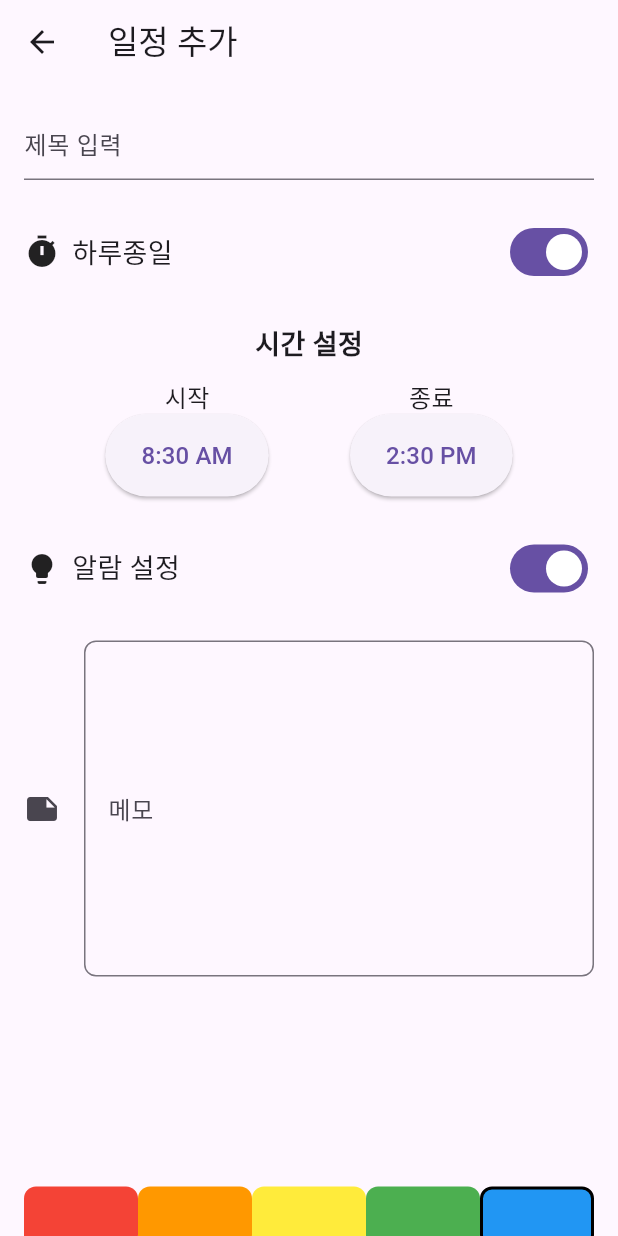
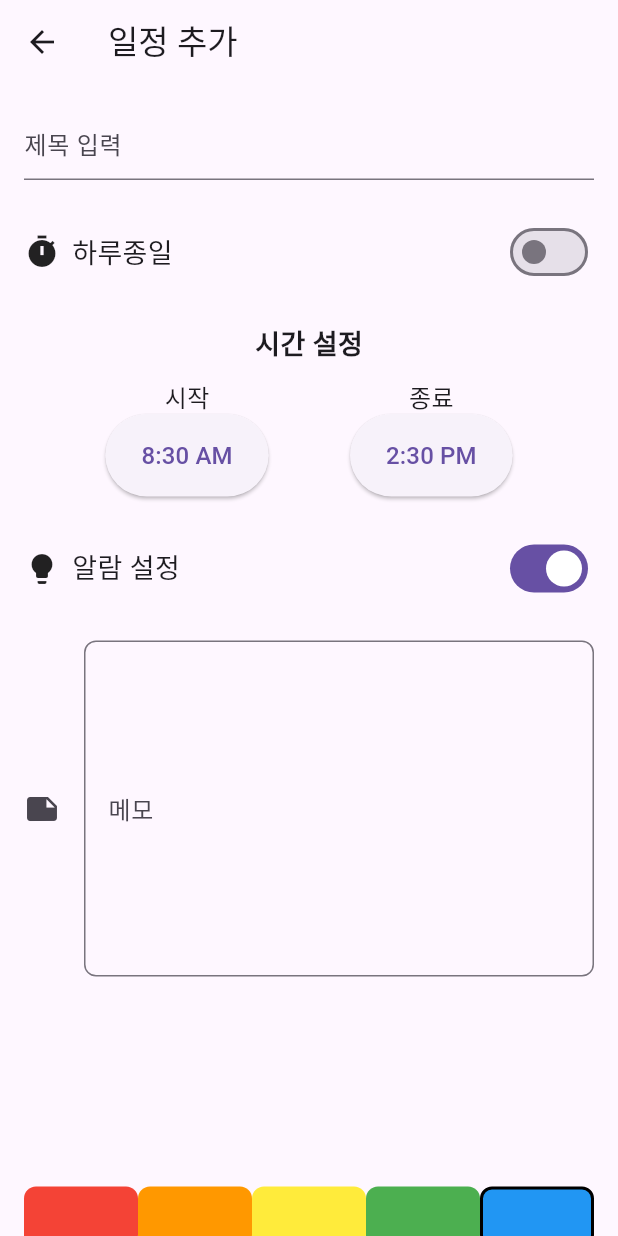
Before and after one commit to kyuhyunSung02/nanoCalendar, a Flutter app: the AddSchedule screen opened directly with empty values, on a phone screen of 412 x 824 dp. Run offline on Flutter 3.47's test engine with Material 3 defaults, Android fonts, the phone set to English and light mode, and no system bars; our stand-ins replace cloud_firestore, firebase_auth, firebase_core, flutter_slidable, syncfusion_flutter_calendar, table_calendar; accounts and stored records are empty.

Commit message:
rereZero
revert 태초마을 시작점
(데이터 파이어베이스에 전송)
형식

color
4294940672
(번호)

content
"1234"
(문자열)

date
"2024-12-03"
(문자열)

endTime
"3:30 PM"
(문자열)

isAlarmEnabled
false
(불리언)

isDailyRoutineEnabled
false
(불리언)

memo
"ffffno hangeukl SSibal"
(문자열)

startTime
"12:30 AM"

```diff
--- a/untitled/lib/screen/add_schedule.dart
+++ b/untitled/lib/screen/add_schedule.dart
@@ -1,73 +1,87 @@
 // screens/add_schedule.dart
+// 필요한 Flutter 및 Firebase 관련 패키지 임포트
 import 'package:flutter/material.dart';
 import 'package:cloud_firestore/cloud_firestore.dart';
+import 'package:flutter/services.dart'; // 텍스트 입력 제어를 위해 추가
+import 'package:intl/intl.dart'; // 날짜 형식 변경을 위해 추가
 import '../widgets/custom_button.dart';
 import 'home_screen.dart';
 
+// 일정 추가 화면 위젯 클래스 정의
 class AddSchedule extends StatefulWidget {
-  final DateTime selectedDate;
-  final Map<String, dynamic>? existingSchedule; // 기존 일정
+  final DateTime selectedDate; // 선택된 날짜
+  final Map<String, dynamic>? existingSchedule; // 기존 일정 정보, 없을 수도 있음 (null 허용)
 
   const AddSchedule({Key? key, required this.selectedDate, this.existingSchedule}) : super(key: key);
 
   @override
-  _AddScheduleState createState() => _AddScheduleState();
+  _AddScheduleState createState() => _AddScheduleState(); // 상태 객체 생성
 }
 
 class _AddScheduleState extends State<AddSchedule> {
-  late String scheduleTitle;
-  late TimeOfDay morningTime;
-  late TimeOfDay afternoonTime;
-  late bool isAlarmEnabled;
-  late String memo;
-  late Color? selectedColor;
+  // 일정 관련 필드 정의
+  late String scheduleTitle; // 일정 제목
+  late TimeOfDay morningTime; // 시작 시간
+  late TimeOfDay afternoonTime; // 종료 시간
+  late bool isAlarmEnabled; // 알람 설정 여부
+  late String memo; // 메모 내용
+  late Color? selectedColor; // 선택된 색상
+  late bool isDailyRoutineEnabled; // 하루 종일 여부
 
   @override
   void initState() {
     super.initState();
 
-    // 기존 일정이 있다면 데이터를 초기화
+    // 기존 일정이 있다면 초기 데이터를 설정하고, 없다면 기본값 설정
     if (widget.existingSchedule != null) {
-      final schedule = widget.existingSchedule!;
-      print("초기화되는 값들: $schedule"); // 디버깅 로그 추가
+      final schedule = widget.existingSchedule!; // 기존 일정 데이터 가져오기
+      print("초기화되는 값들: $schedule"); // 디버깅을 위한 로그 출력
 
-      scheduleTitle = schedule['content'] ?? '';
-      morningTime = schedule['startTime'] ?? TimeOfDay(hour: 6, minute: 00);
-      afternoonTime = schedule['endTime'] ?? TimeOfDay(hour: 18, minute: 00);
-      isAlarmEnabled = schedule['isAlarmEnabled'] ?? false;
-      memo = schedule['memo'] ?? '';
-      selectedColor = schedule['color'];
+      // 기존 일정 정보를 가져와 각 필드에 초기화
+      scheduleTitle = schedule['content'] ?? ''; // 일정 제목
+      morningTime = schedule['startTime'] ?? TimeOfDay(hour: 6, minute: 00); // 시작 시간
+      afternoonTime = schedule['endTime'] ?? TimeOfDay(hour: 18, minute: 00); // 종료 시간
+      isAlarmEnabled = schedule['isAlarmEnabled'] ?? false; // 알람 설정 여부
+      memo = schedule['memo'] ?? ''; // 메모 내용
+      selectedColor = schedule['color']; // 선택된 색상
+      isDailyRoutineEnabled = schedule['isDailyRoutineEnabled'] ?? false; // 하루 종일 설정 여부
     } else {
+      // 기존 일정이 없는 경우 기본값 설정
       scheduleTitle = '';
       morningTime = TimeOfDay(hour: 8, minute: 30);
       afternoonTime = TimeOfDay(hour: 14, minute: 30);
       isAlarmEnabled = true;
       memo = '';
       selectedColor = Colors.blue;
+      isDailyRoutineEnabled = false;
     }
   }
 
-  // 기존과 동일한 시간 선택, 알람 설정, 메모 입력 등을 추가하는 로직
+  // 화면 UI를 빌드하는 메서드
   @override
   Widget build(BuildContext context) {
     return Scaffold(
-      appBar: AppBar(title: const Text("일정 추가")),
+      appBar: AppBar(title: const Text("일정 추가")), // 상단에 제목 표시
       body: RoutineSettingsScreen(
-        selectedDate: widget.selectedDate,
-        scheduleTitle: scheduleTitle,
-        morningTime: morningTime,
-        afternoonTime: afternoonTime,
-        isAlarmEnabled: isAlarmEnabled,
-        memo: memo,
-        selectedColor: selectedColor,
+        selectedDate: widget.selectedDate, // 선택된 날짜 전달
+        scheduleTitle: scheduleTitle, // 일정 제목 전달
+        morningTime: morningTime, // 시작 시간 전달
+        afternoonTime: afternoonTime, // 종료 시간 전달
+        isAlarmEnabled: isAlarmEnabled, // 알람 설정 여부 전달
+        memo: memo, // 메모 내용 전달
+        selectedColor: selectedColor, // 선택된 색상 전달
+        isDailyRoutineEnabled: isDailyRoutineEnabled, // 하루 종일 설정 여부 전달
+        // 상위 위젯에서 변경된 데이터를 받는 콜백
         onScheduleChange: (updatedSchedule) {
           setState(() {
+            // 전달받은 일정 데이터를 각 필드에 업데이트
             scheduleTitle = updatedSchedule['title'];
             morningTime = updatedSchedule['morningTime'];
             afternoonTime = updatedSchedule['afternoonTime'];
             isAlarmEnabled = updatedSchedule['isAlarmEnabled'];
             memo = updatedSchedule['memo'];
             selectedColor = updatedSchedule['color'];
+            isDailyRoutineEnabled = updatedSchedule['isDailyRoutineEnabled'];
           });
         },
       ),
@@ -75,15 +89,18 @@ class _AddScheduleState extends State<AddSchedule> {
   }
 }
 
+// RoutineSettingsScreen 클래스 정의: 일정을 설정할 수 있는 화면
 class RoutineSettingsScreen extends StatefulWidget {
-  final DateTime selectedDate; // 선택된 날짜를 받는 필드
+  // 위젯 생성 시 필요한 필드들 정의
+  final DateTime selectedDate;
   final String scheduleTitle;
   final TimeOfDay morningTime;
   final TimeOfDay afternoonTime;
   final bool isAlarmEnabled;
   final String memo;
   final Color? selectedColor;
-  final Function(Map<String, dynamic>) onScheduleChange; // 변경 사항 전달 콜백
+  final bool isDailyRoutineEnabled;
+  final Function(Map<String, dynamic>) onScheduleChange; // 일정 변경 시 호출되는 콜백
 
   const RoutineSettingsScreen({
     Key? key,
@@ -94,6 +111,7 @@ class RoutineSettingsScreen extends StatefulWidget {
     required this.isAlarmEnabled,
     required this.memo,
     required this.selectedColor,
+    required this.isDailyRoutineEnabled,
     required this.onScheduleChange,
   }) : super(key: key);
 
@@ -102,36 +120,36 @@ class RoutineSettingsScreen extends StatefulWidget {
 }
 
 class _RoutineSettingsScreenState extends State<RoutineSettingsScreen> {
-  late DateTime selectedDate; // 날짜 필드
-  late TextEditingController titleController;
-  late TextEditingController memoController;
-  bool isDailyRoutineEnabled = true;
-  bool isAlarmEnabled = true;
-  TimeOfDay morningTime = TimeOfDay(hour: 8, minute: 30);
-  TimeOfDay afternoonTime = TimeOfDay(hour: 14, minute: 30);
-  String memo = '';
-  String scheduleTitle = '';
-  Color? selectedColor;
+  // 필드 정의
+  late DateTime selectedDate;
+  late TextEditingController titleController; // 일정 제목 입력을 위한 컨트롤러
+  late TextEditingController memoController; // 메모 입력을 위한 컨트롤러
+  bool isDailyRoutineEnabled = true; // 하루 종일 여부
+  bool isAlarmEnabled = true; // 알람 설정 여부
+  TimeOfDay morningTime = TimeOfDay(hour: 8, minute: 30); // 시작 시간 기본값
+  TimeOfDay afternoonTime = TimeOfDay(hour: 14, minute: 30); // 종료 시간 기본값
+  String memo = ''; // 메모 기본값
+  String scheduleTitle = ''; // 일정 제목 기본값
+  Color? selectedColor; // 선택된 색상
 
   @override
   void initState() {
     super.initState();
-    // 초기값을 컨트롤러에 설정
+    // 전달받은 초기값을 컨트롤러 및 필드에 설정
     titleController = TextEditingController(text: widget.scheduleTitle);
     memoController = TextEditingController(text: widget.memo);
 
-    // 전달받은 초기값을 상태에 복원
     selectedDate = widget.selectedDate;
-    isDailyRoutineEnabled = true; // 기본값 설정 (전달받는 값이 없다면)
-    isAlarmEnabled = widget.isAlarmEnabled; // 전달받은 알람 설정 값
-    morningTime = widget.morningTime; // 전달받은 시작 시간
-    afternoonTime = widget.afternoonTime; // 전달받은 종료 시간
-    memo = widget.memo; // 전달받은 메모
-    scheduleTitle = widget.scheduleTitle; // 전달받은 일정 제목
-    selectedColor = widget.selectedColor; // 전달받은 색상
+    isAlarmEnabled = widget.isAlarmEnabled;
+    morningTime = widget.morningTime;
+    afternoonTime = widget.afternoonTime;
+    memo = widget.memo;
+    scheduleTitle = widget.scheduleTitle;
+    selectedColor = widget.selectedColor;
+    isDailyRoutineEnabled = widget.isDailyRoutineEnabled;
   }
 
-  // 시간 선택 함수 (오전/오후 시간 선택)
+  // 시간 선택 다이얼로그 표시 (오전/오후 시간 설정)
   Future<void> _selectTime(BuildContext context, bool isMorning) async {
     final TimeOfDay? picked = await showTimePicker(
       context: context,
@@ -145,7 +163,7 @@ class _RoutineSettingsScreenState extends State<RoutineSettingsScreen> {
           afternoonTime = picked;
         }
 
-        // 변경된 일정 데이터를 상위로 전달
+        // 변경된 일정 데이터를 상위 위젯으로 전달
         widget.onScheduleChange({
           'title': scheduleTitle,
           'morningTime': morningTime,
@@ -153,6 +171,7 @@ class _RoutineSettingsScreenState extends State<RoutineSettingsScreen> {
           'isAlarmEnabled': isAlarmEnabled,
           'memo': memo,
           'color': selectedColor,
+          'isDailyRoutineEnabled': isDailyRoutineEnabled,
         });
       });
     }
@@ -162,46 +181,50 @@ class _RoutineSettingsScreenState extends State<RoutineSettingsScreen> {
   Widget build(BuildContext context) {
     return GestureDetector(
       onTap: () {
-        FocusScope.of(context).unfocus(); // 빈 곳을 터치하면 키보드를 숫기지지만
+        FocusScope.of(context).unfocus(); // 화면 터치 시 키보드 숨기기
       },
-      child: SingleChildScrollView( // 스크롤 가능하게 만들기
+      child: SingleChildScrollView( // 화면을 스크롤 가능하게 설정
         child: Padding(
           padding: const EdgeInsets.all(16.0),
           child: Column(
             crossAxisAlignment: CrossAxisAlignment.start,
             children: [
-              // 제목 입력 필드 (밑줄만 표시)
+              // 제목 입력 필드
               TextField(
-                controller: titleController, // 컨트롤러 연결
+                controller: titleController, // 제목 입력 컨트롤러 연결
                 decoration: InputDecoration(
                   hintText: '제목 입력',
                   border: UnderlineInputBorder(),
                 ),
+                inputFormatters: [
+                  FilteringTextInputFormatter.allow(RegExp(r'[\uAC00-\uD7A3\u1100-\u11FF\u3130-\u318F\u0000-\u007F]+')), // 한글 및 영어 입력 허용
+                ],
                 onChanged: (value) {
                   setState(() {
                     scheduleTitle = value;
                   });
-                  // 변경 사항 상위에 전달
+                  // 변경 사항을 상위 위젯에 전달
                   widget.onScheduleChange({
                     'title': value,
                     'morningTime': morningTime,
                     'afternoonTime': afternoonTime,
                     'isAlarmEnabled': isAlarmEnabled,
-                    'memo': memoController.text, // 메모 필드도 포함
+                    'memo': memoController.text,
                     'color': selectedColor,
+                    'isDailyRoutineEnabled': isDailyRoutineEnabled,
                   });
                 },
               ),
               SizedBox(height: 24),
 
-              // 하루종일 설정 스위치 (시계 아이콘 추가)
+              // 하루 종일 설정 스위치
               Row(
                 mainAxisAlignment: MainAxisAlignment.spaceBetween,
                 children: [
-                  Row( // 아이콘과 텍스트를 함께 배치
+                  Row(
                     children: [
-                      Icon(Icons.timer), // 시계 아이콘 추가
-                      SizedBox(width: 8), // 아이콘과 텍스트 사이 간격
+                      Icon(Icons.timer), // 시계 아이콘
+                      SizedBox(width: 8),
                       Text('하루종일', style: TextStyle(fontSize: 18)),
                     ],
                   ),
@@ -211,50 +234,52 @@ class _RoutineSettingsScreenState extends State<RoutineSettingsScreen> {
                       setState(() {
                         isDailyRoutineEnabled = value;
                       });
+                      // 변경 사항을 상위 위젯에 전달
+                      widget.onScheduleChange({
+                        'title': scheduleTitle,
+                        'morningTime': morningTime,
+                        'afternoonTime': afternoonTime,
+                        'isAlarmEnabled': isAlarmEnabled,
+                        'memo': memo,
+                        'color': selectedColor,
+                        'isDailyRoutineEnabled': isDailyRoutineEnabled,
+                      });
                     },
                   ),
                 ],
               ),
-
               SizedBox(height: 24),
 
-              // 시간 설정 섹션 (중앙에 텍스트와 버튼)
+              // 시간 설정 섹션 (시작/종료 버튼)
               Column(
-                crossAxisAlignment: CrossAxisAlignment.center, // 콘텐츠를 가로로 중앙 정렬
+                crossAxisAlignment: CrossAxisAlignment.center,
                 children: [
-                  // '시간 설정' 텍스트 추가
                   Text('시간 설정', style: TextStyle(fontSize: 18, fontWeight: FontWeight.bold)),
-                  SizedBox(height: 10), // 텍스트와 버튼 사이에 여백 추가
-
-                  // 시간 설정 버튼을 위한 행(Row)
+                  SizedBox(height: 10),
                   Row(
-                    mainAxisAlignment: MainAxisAlignment.spaceEvenly, // 버튼을 균등하게 배치
+                    mainAxisAlignment: MainAxisAlignment.spaceEvenly,
                     children: [
                       Column(
                         children: [
-                          Text('시작', style: TextStyle(fontSize: 16)), // '시작' 텍스트 추가
+                          Text('시작', style: TextStyle(fontSize: 16)),
                           ElevatedButton(
-                            onPressed: () => _selectTime(context, true), // 오전 시간 선택
+                            onPressed: () => _selectTime(context, true),
                             style: ElevatedButton.styleFrom(
-                              padding:
-                              EdgeInsets.symmetric(horizontal: 24, vertical: 16), // 버튼 크기 조정
+                              padding: EdgeInsets.symmetric(horizontal: 24, vertical: 16),
                             ),
-                            child:
-                            Text('${morningTime.format(context)}', style: TextStyle(fontSize: 16)), // 텍스트 크기 증가
+                            child: Text('${morningTime.format(context)}', style: TextStyle(fontSize: 16)),
                           ),
                         ],
                       ),
                       Column(
                         children: [
-                          Text('종료', style: TextStyle(fontSize: 16)), // '종료' 텍스트 추가
+                          Text('종료', style: TextStyle(fontSize: 16)),
                           ElevatedButton(
-                            onPressed: () => _selectTime(context, false), // 오후 시간 선택
+                            onPressed: () => _selectTime(context, false),
                             style: ElevatedButton.styleFrom(
-                              padding:
-                              EdgeInsets.symmetric(horizontal: 24, vertical: 16), // 버튼 크기 조정
+                              padding: EdgeInsets.symmetric(horizontal: 24, vertical: 16),
                             ),
-                            child:
-                            Text('${afternoonTime.format(context)}', style: TextStyle(fontSize: 16)), // 텍스트 크기 증가
+                            child: Text('${afternoonTime.format(context)}', style: TextStyle(fontSize: 16)),
                           ),
                         ],
                       ),
@@ -262,17 +287,16 @@ class _RoutineSettingsScreenState extends State<RoutineSettingsScreen> {
                   ),
                 ],
               ),
-
               SizedBox(height: 24),
 
-              // 알람 설정 스위치 (전구 아이콘 추가)
+              // 알람 설정 스위치
               Row(
                 mainAxisAlignment: MainAxisAlignment.spaceBetween,
                 children: [
-                  Row( // 아이콘과 텍스트를 함께 배치
+                  Row(
                     children: [
-                      Icon(Icons.lightbulb), // 전구 아이콘 추가
-                      SizedBox(width: 8), // 아이콘과 텍스트 사이 간격
+                      Icon(Icons.lightbulb), // 전구 아이콘
+                      SizedBox(width: 8),
                       Text('알람 설정', style: TextStyle(fontSize: 18)),
                     ],
                   ),
@@ -282,43 +306,54 @@ class _RoutineSettingsScreenState extends State<RoutineSettingsScreen> {
                       setState(() {
                         isAlarmEnabled = value;
                       });
+                      // 변경 사항을 상위 위젯에 전달
+                      widget.onScheduleChange({
+                        'title': scheduleTitle,
+                        'morningTime': morningTime,
+                        'afternoonTime': afternoonTime,
+                        'isAlarmEnabled': isAlarmEnabled,
+                        'memo': memo,
+                        'color': selectedColor,
+                        'isDailyRoutineEnabled': isDailyRoutineEnabled,
+                      });
                     },
                   ),
                 ],
               ),
-
               SizedBox(height: 24),
 
-              // 메모 입력 필드 (직사각형 모양)
+              // 메모 입력 필드
               TextField(
-                controller: memoController, // 컨트롤러 연결
+                controller: memoController,
                 decoration: InputDecoration(
                   labelText: '메모',
                   icon: Icon(Icons.note),
                   border: OutlineInputBorder(
-                    borderRadius: BorderRadius.circular(8), // 모서리 둥글게
+                    borderRadius: BorderRadius.circular(8),
                   ),
                 ),
-                maxLines: 8, // 메모 박스 칸수
+                inputFormatters: [
+                  FilteringTextInputFormatter.allow(RegExp(r'[\uAC00-\uD7A3\u1100-\u11FF\u3130-\u318F\u0000-\u007F]+')), // 한글 및 영어 입력 허용
+                ],
+                maxLines: 8,
                 onChanged: (value) {
                   setState(() {
                     memo = value;
                   });
-                  // 변경 사항 상위에 전달
                   widget.onScheduleChange({
                     'title': scheduleTitle,
                     'morningTime': morningTime,
                     'afternoonTime': afternoonTime,
                     'isAlarmEnabled': isAlarmEnabled,
-                    'memo': value, // 메모 필드
+                    'memo': value,
                     'color': selectedColor,
+                    'isDailyRoutineEnabled': isDailyRoutineEnabled,
                   });
                 },
               ),
-
               SizedBox(height: 140),
 
-              // 색상 옵션 - 너비에 맞게 확장됨 (moved here)
+              // 색상 선택 옵션
               Row(
                 mainAxisAlignment: MainAxisAlignment.spaceEvenly,
                 children: [
@@ -379,21 +414,19 @@ class _RoutineSettingsScreenState extends State<RoutineSettingsScreen> {
                   ),
                 ],
               ),
-
               SizedBox(height: 20),
 
-              // 하단 버튼들 (취소 및 확인)
+              // 취소 및 확인 버튼
               Row(
                 children: [
                   Expanded(
                     child: CustomButton(
                       text: '취소',
                       onPressed: () {
-                        // HomeScreen으로 이동
                         Navigator.pushAndRemoveUntil(
                           context,
                           MaterialPageRoute(builder: (context) => HomeScreen()),
-                              (route) => false, // 이전 화면 스택 제거
+                              (route) => false,
                         );
                       },
                       color: Colors.grey[400]!,
@@ -409,17 +442,16 @@ class _RoutineSettingsScreenState extends State<RoutineSettingsScreen> {
                               SnackBar(content: Text('일정 제목을 입력해주세요.')));
                         } else {
                           final updatedSchedule = {
-                            'date': DateTime.utc(
-                                selectedDate.year, selectedDate.month, selectedDate.day),
+                            'date': DateFormat('yyyy-MM-dd').format(selectedDate.toLocal()), // 대한민국 시간대로 변경
                             'startTime': morningTime.format(context),
                             'endTime': afternoonTime.format(context),
                             'content': scheduleTitle,
                             'memo': memo,
                             'isAlarmEnabled': isAlarmEnabled,
                             'color': selectedColor?.value ?? Colors.blue.value,
+                            'isDailyRoutineEnabled': isDailyRoutineEnabled,
                           };
 
-                          // Firestore에 데이터 저장
                           await FirestoreService().saveSchedule(updatedSchedule);
 
                           Navigator.pop(context, updatedSchedule); // 수정된 일정 반환
@@ -440,7 +472,7 @@ class _RoutineSettingsScreenState extends State<RoutineSettingsScreen> {
 
   @override
   void dispose() {
-    titleController.dispose();
+    titleController.dispose(); // 컨트롤러 해제
     memoController.dispose();
     super.dispose();
   }
@@ -461,14 +493,14 @@ class ColorOption extends StatelessWidget {
   @override
   Widget build(BuildContext context) {
     return GestureDetector(
-      onTap: onTap, // 터치 시 콜백 실행
+      onTap: onTap,
       child: Container(
         height: 40,
         decoration: BoxDecoration(
           color: color,
           borderRadius: BorderRadius.circular(8),
           border: isSelected
-              ? Border.all(color: Colors.black, width: 2) // 선택된 경우 테두리 추가
+              ? Border.all(color: Colors.black, width: 2)
               : null,
         ),
       ),
@@ -476,7 +508,7 @@ class ColorOption extends StatelessWidget {
   }
 }
 
-// FirestoreService 클래스 정의
+// Firestore 데이터베이스 서비스 클래스
 class FirestoreService {
   final FirebaseFirestore _firestore = FirebaseFirestore.instance;
 
```
